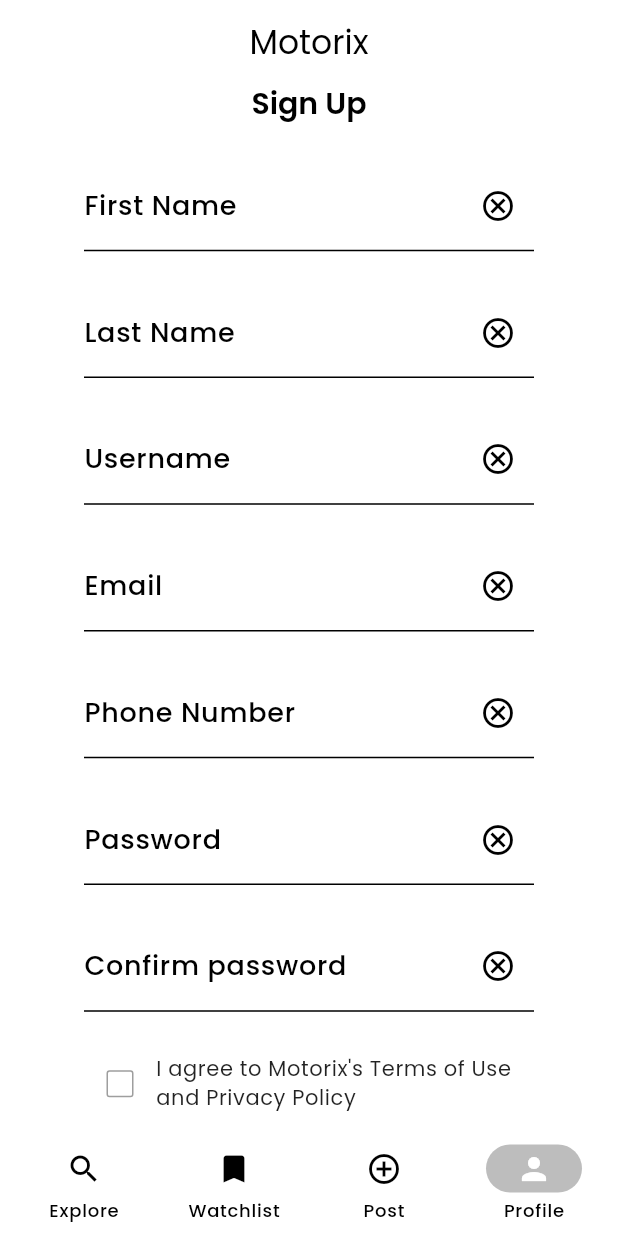
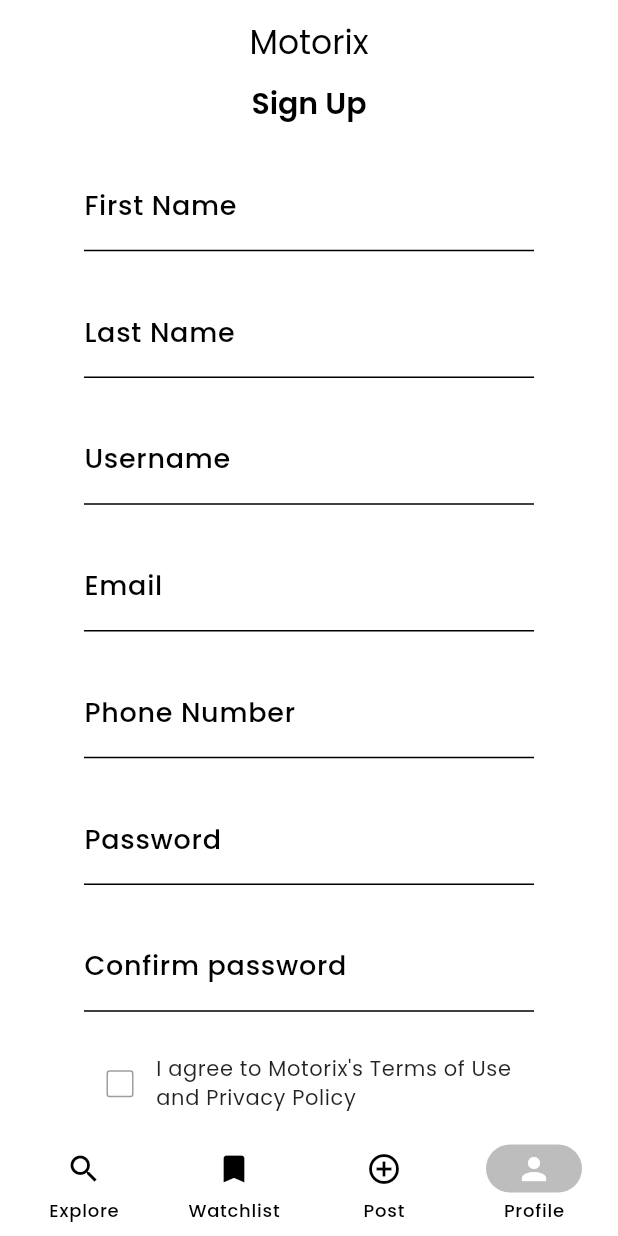
Before and after one commit to joengelena/aurae-beauty-app, a Flutter app: the SignInPage screen opened by its route, after a tap on "Sign in", after a tap on "Sign up", on a phone screen of 412 x 824 dp. Run offline on Flutter 3.47's test engine with Material 3 defaults, Android fonts, the phone set to English and light mode, and no system bars; our stand-ins replace flutter_secure_storage, go_router, image_picker, smooth_page_indicator; accounts and stored records are empty; network calls fail.

Commit message:
Remove the suffix icon for the text form fields in the sign up and sign in pages

```diff
--- a/lib/presentation/pages/profile/sign_in_page.dart
+++ b/lib/presentation/pages/profile/sign_in_page.dart
@@ -80,13 +80,7 @@ class _SignInPageState extends State<SignInPage> {
                   if (!emailRegex.hasMatch(val)) return 'Enter a valid email';
                   return null;
                 },
-                decoration: InputDecoration(
-                  labelText: 'Email',
-                  suffixIcon: IconButton(
-                    icon: Icon(Icons.cancel_outlined),
-                    onPressed: () => emailController.clear(),
-                  ),
-                ),
+                decoration: InputDecoration(labelText: 'Email'),
               ),
 
               TextFormField(
@@ -96,13 +90,7 @@ class _SignInPageState extends State<SignInPage> {
                   return null;
                 },
                 obscureText: true,
-                decoration: InputDecoration(
-                  labelText: 'Password',
-                  suffixIcon: IconButton(
-                    icon: Icon(Icons.cancel_outlined),
-                    onPressed: () => passwordController.clear(),
-                  ),
-                ),
+                decoration: InputDecoration(labelText: 'Password'),
               ),
 
               OutlinedButton(
--- a/lib/presentation/pages/profile/sign_up_page.dart
+++ b/lib/presentation/pages/profile/sign_up_page.dart
@@ -93,13 +93,7 @@ class _SignUpPageState extends State<SignUpPage> {
                     if (val == null || val.isEmpty) return 'Required';
                     return null;
                   },
-                  decoration: InputDecoration(
-                    labelText: 'First Name',
-                    suffixIcon: IconButton(
-                      icon: Icon(Icons.cancel_outlined),
-                      onPressed: () => firstNameController.clear(),
-                    ),
-                  ),
+                  decoration: InputDecoration(labelText: 'First Name'),
                 ),
 
                 TextFormField(
@@ -108,13 +102,7 @@ class _SignUpPageState extends State<SignUpPage> {
                     if (val == null || val.isEmpty) return 'Required';
                     return null;
                   },
-                  decoration: InputDecoration(
-                    labelText: 'Last Name',
-                    suffixIcon: IconButton(
-                      icon: Icon(Icons.cancel_outlined),
-                      onPressed: () => lastNameController.clear(),
-                    ),
-                  ),
+                  decoration: InputDecoration(labelText: 'Last Name'),
                 ),
 
                 TextFormField(
@@ -123,13 +111,7 @@ class _SignUpPageState extends State<SignUpPage> {
                     if (val == null || val.isEmpty) return 'Required';
                     return null;
                   },
-                  decoration: InputDecoration(
-                    labelText: 'Username',
-                    suffixIcon: IconButton(
-                      icon: Icon(Icons.cancel_outlined),
-                      onPressed: () => usernameController.clear(),
-                    ),
-                  ),
+                  decoration: InputDecoration(labelText: 'Username'),
                 ),
 
                 TextFormField(
@@ -139,13 +121,7 @@ class _SignUpPageState extends State<SignUpPage> {
                     if (!emailRegex.hasMatch(val)) return 'Enter a valid email';
                     return null;
                   },
-                  decoration: InputDecoration(
-                    labelText: 'Email',
-                    suffixIcon: IconButton(
-                      icon: Icon(Icons.cancel_outlined),
-                      onPressed: () => emailController.clear(),
-                    ),
-                  ),
+                  decoration: InputDecoration(labelText: 'Email'),
                 ),
 
                 TextFormField(
@@ -156,13 +132,7 @@ class _SignUpPageState extends State<SignUpPage> {
                     return null;
                   },
                   keyboardType: TextInputType.phone,
-                  decoration: InputDecoration(
-                    labelText: 'Phone Number',
-                    suffixIcon: IconButton(
-                      icon: Icon(Icons.cancel_outlined),
-                      onPressed: () => phoneNumberController.clear(),
-                    ),
-                  ),
+                  decoration: InputDecoration(labelText: 'Phone Number'),
                 ),
 
                 TextFormField(
@@ -172,13 +142,7 @@ class _SignUpPageState extends State<SignUpPage> {
                     return null;
                   },
                   obscureText: true,
-                  decoration: InputDecoration(
-                    labelText: 'Password',
-                    suffixIcon: IconButton(
-                      icon: Icon(Icons.cancel_outlined),
-                      onPressed: () => passwordController.clear(),
-                    ),
-                  ),
+                  decoration: InputDecoration(labelText: 'Password'),
                 ),
 
                 TextFormField(
@@ -191,13 +155,7 @@ class _SignUpPageState extends State<SignUpPage> {
                     return null;
                   },
                   obscureText: true,
-                  decoration: InputDecoration(
-                    labelText: 'Confirm password',
-                    suffixIcon: IconButton(
-                      icon: Icon(Icons.cancel_outlined),
-                      onPressed: () => confirmPasswordController.clear(),
-                    ),
-                  ),
+                  decoration: InputDecoration(labelText: 'Confirm password'),
                 ),
 
                 Row(
```
